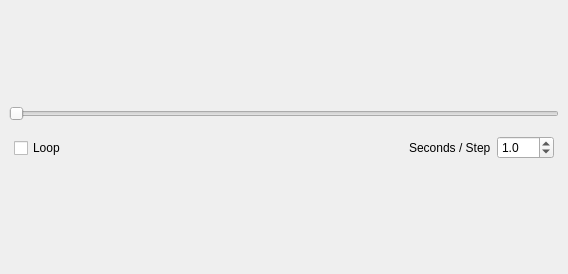
perryiv/cadkit, file Experimental/QtTools/AnimationControl.ui: the form before one commit.
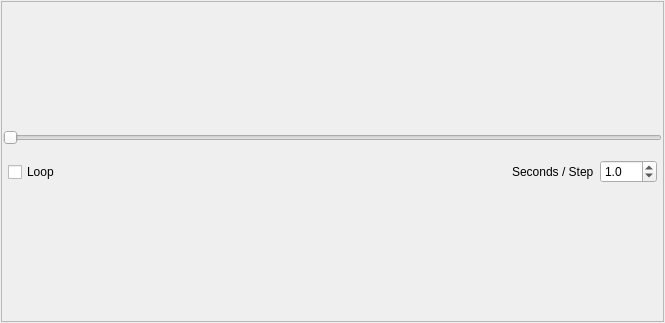
The form after the commit.

Commit message: -Adding sunken frame with border width of one.

Diff of the .ui file:
```diff
--- a/Experimental/QtTools/AnimationControl.ui
+++ b/Experimental/QtTools/AnimationControl.ui
@@ -5,19 +5,46 @@
    <rect>
     <x>0</x>
     <y>0</y>
-    <width>568</width>
-    <height>274</height>
+    <width>665</width>
+    <height>323</height>
    </rect>
   </property>
   <property name="windowTitle" >
    <string>Form</string>
   </property>
   <layout class="QVBoxLayout" >
-   <property name="margin" >
-    <number>9</number>
+   <property name="leftMargin" >
+    <number>1</number>
    </property>
-   <property name="spacing" >
-    <number>6</number>
+   <property name="topMargin" >
+    <number>1</number>
+   </property>
+   <property name="rightMargin" >
+    <number>1</number>
+   </property>
+   <property name="bottomMargin" >
+    <number>1</number>
+   </property>
+   <item>
+    <widget class="QFrame" name="frame" >
+     <property name="frameShape" >
+      <enum>QFrame::StyledPanel</enum>
+     </property>
+     <property name="frameShadow" >
+      <enum>QFrame::Sunken</enum>
+     </property>
+     <layout class="QVBoxLayout" >
+      <property name="leftMargin" >
+       <number>1</number>
+      </property>
+      <property name="topMargin" >
+       <number>1</number>
+      </property>
+      <property name="rightMargin" >
+       <number>1</number>
+      </property>
+      <property name="bottomMargin" >
+       <number>1</number>
    </property>
    <item>
     <spacer>
@@ -41,26 +68,24 @@
    </item>
    <item>
     <layout class="QHBoxLayout" >
-     <property name="margin" >
-      <number>0</number>
-     </property>
-     <property name="spacing" >
-      <number>6</number>
-     </property>
      <item>
       <layout class="QHBoxLayout" >
-       <property name="margin" >
+          <property name="leftMargin" >
         <number>5</number>
        </property>
-       <property name="spacing" >
-        <number>6</number>
+          <property name="topMargin" >
+           <number>5</number>
+          </property>
+          <property name="rightMargin" >
+           <number>5</number>
+          </property>
+          <property name="bottomMargin" >
+           <number>5</number>
        </property>
        <item>
         <widget class="QCheckBox" name="_loopCheckBox" >
          <property name="sizePolicy" >
-          <sizepolicy>
-           <hsizetype>0</hsizetype>
-           <vsizetype>0</vsizetype>
+             <sizepolicy vsizetype="Fixed" hsizetype="Fixed" >
            <horstretch>0</horstretch>
            <verstretch>0</verstretch>
           </sizepolicy>
@@ -98,9 +123,7 @@
        <item>
         <widget class="QPushButton" name="_stepBackwardButton" >
          <property name="sizePolicy" >
-          <sizepolicy>
-           <hsizetype>0</hsizetype>
-           <vsizetype>0</vsizetype>
+             <sizepolicy vsizetype="Fixed" hsizetype="Fixed" >
            <horstretch>0</horstretch>
            <verstretch>0</verstretch>
           </sizepolicy>
@@ -146,9 +169,7 @@
        <item>
         <widget class="QPushButton" name="_playBackwardButton" >
          <property name="sizePolicy" >
-          <sizepolicy>
-           <hsizetype>0</hsizetype>
-           <vsizetype>0</vsizetype>
+             <sizepolicy vsizetype="Fixed" hsizetype="Fixed" >
            <horstretch>0</horstretch>
            <verstretch>0</verstretch>
           </sizepolicy>
@@ -182,9 +203,7 @@
        <item>
         <widget class="QPushButton" name="_stopButton" >
          <property name="sizePolicy" >
-          <sizepolicy>
-           <hsizetype>0</hsizetype>
-           <vsizetype>0</vsizetype>
+             <sizepolicy vsizetype="Fixed" hsizetype="Fixed" >
            <horstretch>0</horstretch>
            <verstretch>0</verstretch>
           </sizepolicy>
@@ -218,9 +237,7 @@
        <item>
         <widget class="QPushButton" name="_playForwardButton" >
          <property name="sizePolicy" >
-          <sizepolicy>
-           <hsizetype>0</hsizetype>
-           <vsizetype>0</vsizetype>
+             <sizepolicy vsizetype="Fixed" hsizetype="Fixed" >
            <horstretch>0</horstretch>
            <verstretch>0</verstretch>
           </sizepolicy>
@@ -254,9 +271,7 @@
        <item>
         <widget class="QPushButton" name="_stepForwardButton" >
          <property name="sizePolicy" >
-          <sizepolicy>
-           <hsizetype>0</hsizetype>
-           <vsizetype>0</vsizetype>
+             <sizepolicy vsizetype="Fixed" hsizetype="Fixed" >
            <horstretch>0</horstretch>
            <verstretch>0</verstretch>
           </sizepolicy>
@@ -310,11 +325,17 @@
      </item>
      <item>
       <layout class="QHBoxLayout" >
-       <property name="margin" >
+          <property name="leftMargin" >
         <number>5</number>
        </property>
-       <property name="spacing" >
-        <number>6</number>
+          <property name="topMargin" >
+           <number>5</number>
+          </property>
+          <property name="rightMargin" >
+           <number>5</number>
+          </property>
+          <property name="bottomMargin" >
+           <number>5</number>
        </property>
        <item>
         <widget class="QLabel" name="label" >
@@ -367,6 +388,9 @@
       </size>
      </property>
     </spacer>
+      </item>
+     </layout>
+    </widget>
    </item>
   </layout>
  </widget>
```
Left out of the diff: 6 changed lines with no effect on the pictures. Lines whose indentation alone changed are shown as unchanged.
